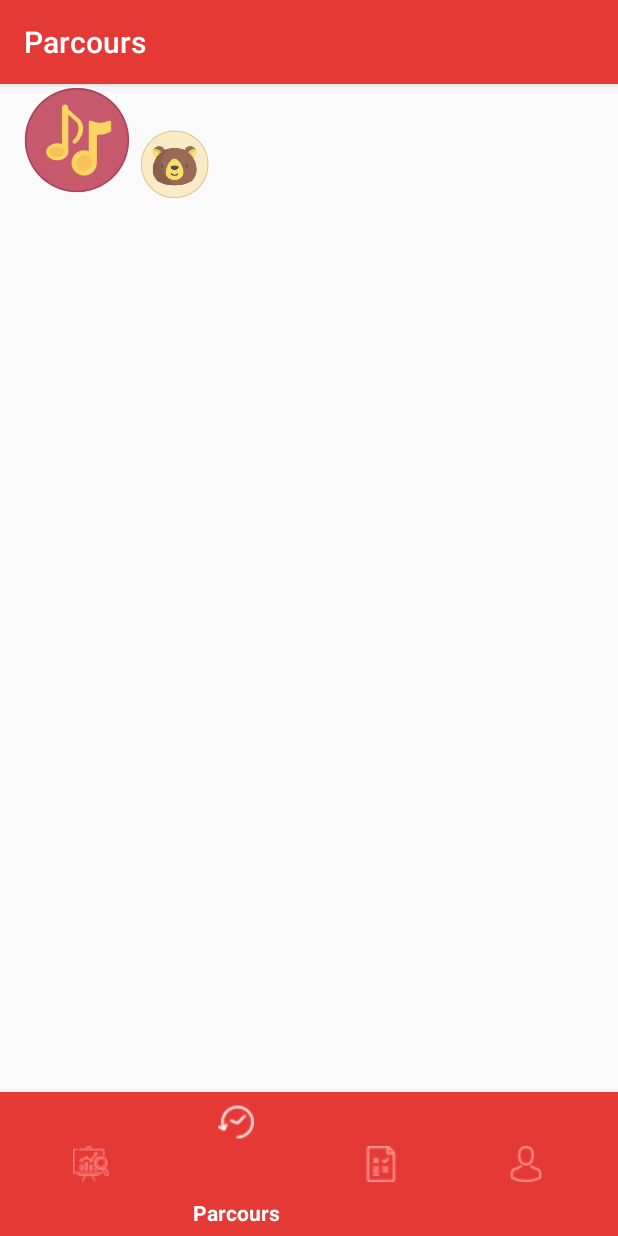
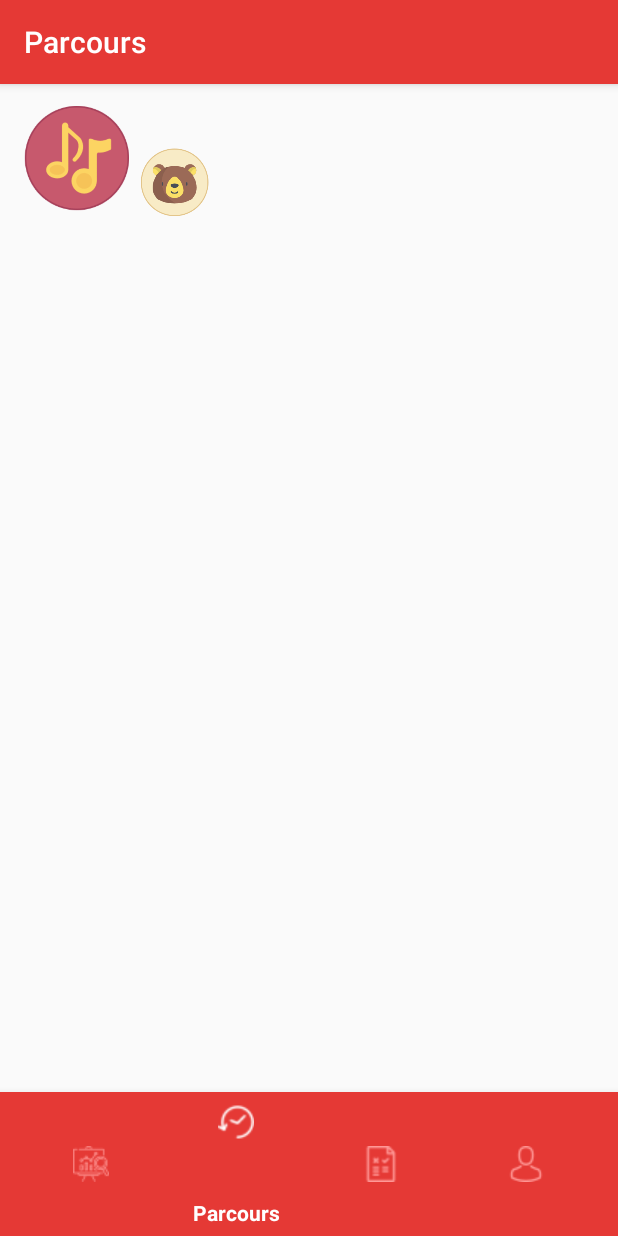
Before and after one commit to ongphil/justkidding_app, an Android app: the screen it shows after launch once a user with an empty profile is signed in (MainActivity), item 2 of the bottom bar chosen, on a phone screen of 412 x 824 dp. Run offline under Robolectric (Android 15) with nearby library versions, the phone set to English and light mode, and no system bars; our stand-ins replace Firebase (no records; nobody signed in at launch, a user with empty details on screens opened directly); 13 statements that could not run were skipped.

```diff
--- a/app/src/main/java/justkidding/justkidding/AdvicesFragment.java
+++ b/app/src/main/java/justkidding/justkidding/AdvicesFragment.java
@@ -9,25 +9,16 @@ import android.util.Log;
 import android.view.LayoutInflater;
 import android.view.View;
 import android.view.ViewGroup;
-import android.widget.ArrayAdapter;
 import android.widget.ListView;
-import android.widget.SimpleAdapter;
 
-import com.google.android.gms.tasks.OnSuccessListener;
 import com.google.firebase.auth.FirebaseAuth;
 import com.google.firebase.firestore.DocumentChange;
-import com.google.firebase.firestore.DocumentSnapshot;
 import com.google.firebase.firestore.EventListener;
 import com.google.firebase.firestore.FirebaseFirestore;
 import com.google.firebase.firestore.FirebaseFirestoreException;
 import com.google.firebase.firestore.QuerySnapshot;
 
-import java.text.ParseException;
-import java.text.SimpleDateFormat;
 import java.util.ArrayList;
-import java.util.Date;
-import java.util.HashMap;
-import java.util.List;
 
 
 /**
@@ -48,7 +39,6 @@ public class AdvicesFragment extends Fragment {
     private String mParam1;
     private String mParam2;
 
-    private String activite;
     private FirebaseAuth Auth;
     private FirebaseFirestore Firestore;
 
--- a/app/src/main/java/justkidding/justkidding/AppetencesFragment.java
+++ b/app/src/main/java/justkidding/justkidding/AppetencesFragment.java
@@ -2,8 +2,6 @@ package justkidding.justkidding;
 
 import android.app.Dialog;
 import android.content.Context;
-import android.media.Image;
-import android.net.Uri;
 import android.os.Bundle;
 import android.support.v4.app.Fragment;
 import android.view.Gravity;
@@ -19,8 +17,6 @@ import android.widget.TableRow;
 import android.widget.TextView;
 
 import java.io.Serializable;
-import java.util.ArrayList;
-import java.util.List;
 import java.util.Map;
 
 
--- a/app/src/main/java/justkidding/justkidding/LoginActivity.java
+++ b/app/src/main/java/justkidding/justkidding/LoginActivity.java
@@ -2,7 +2,6 @@ package justkidding.justkidding;
 
 import android.app.Activity;
 import android.content.Intent;
-import android.os.AsyncTask;
 import android.os.Bundle;
 import android.support.annotation.NonNull;
 import android.text.TextUtils;
@@ -16,7 +15,6 @@ import com.google.android.gms.tasks.OnCompleteListener;
 import com.google.android.gms.tasks.Task;
 import com.google.firebase.auth.AuthResult;
 import com.google.firebase.auth.FirebaseAuth;
-import com.google.firebase.auth.FirebaseUser;
 import com.google.firebase.firestore.FirebaseFirestore;
 
 
--- a/app/src/main/java/justkidding/justkidding/MainActivity.java
+++ b/app/src/main/java/justkidding/justkidding/MainActivity.java
@@ -1,6 +1,5 @@
 package justkidding.justkidding;
 
-import android.content.Intent;
 import android.content.SharedPreferences;
 import android.net.Uri;
 import android.os.Bundle;
@@ -120,17 +119,7 @@ public class MainActivity extends AppCompatActivity
                                                                   }
                                                               });
 
-                                                              Intent intent = getIntent();
-                                                              String test = intent.getStringExtra("hasNotif");
-                                                              int i = 0;
-/*
-                                                              if (intent.getStringExtra("hasNotif")!=null) {
-                                                                  if(intent.getStringExtra("hasNotif").equals("true")) {
-                                                                      navigation.getMenu().getItem(2).setChecked(true);
-                                                                      viewPager.setCurrentItem(2);
-                                                                      setTitle("Conseils");
-                                                                  }
-                                                              }*/
+
 
 
 
--- a/app/src/main/java/justkidding/justkidding/ProfileFragment.java
+++ b/app/src/main/java/justkidding/justkidding/ProfileFragment.java
@@ -2,8 +2,6 @@ package justkidding.justkidding;
 
 import android.content.Context;
 import android.content.Intent;
-import android.graphics.PorterDuff;
-import android.graphics.drawable.Drawable;
 import android.net.Uri;
 import android.os.Bundle;
 import android.support.v4.app.Fragment;
@@ -18,10 +16,6 @@ import com.google.firebase.auth.FirebaseAuth;
 import com.google.firebase.firestore.DocumentSnapshot;
 import com.google.firebase.firestore.FirebaseFirestore;
 
-import java.text.ParseException;
-import java.text.SimpleDateFormat;
-import java.util.Date;
-import java.util.Map;
 
 
 /**
@@ -46,8 +40,6 @@ public class ProfileFragment extends Fragment {
     private TextView NameTextView;
     private TextView AgeTextView;
     private TextView JouetTextView;
-    private Button comptine;
-    private Button histoire;
     private Button LogOut;
 
     private FirebaseAuth Auth;
--- a/app/src/main/res/layout/fragment_history.xml
+++ b/app/src/main/res/layout/fragment_history.xml
@@ -17,7 +17,8 @@
             android:id="@+id/linearlayout_main"
             android:layout_width="match_parent"
             android:layout_height="wrap_content"
-            android:orientation="vertical"></LinearLayout>
+            android:orientation="vertical"
+            android:paddingTop="12dp"></LinearLayout>
     </ScrollView>
 
 </FrameLayout>
```
Also changed, not shown: app/src/main/java/justkidding/justkidding/DatePickerFragment.java (deleted, +0 -39 lines), app/src/main/java/justkidding/justkidding/HistoryFragment.java (+14 -9 lines).
